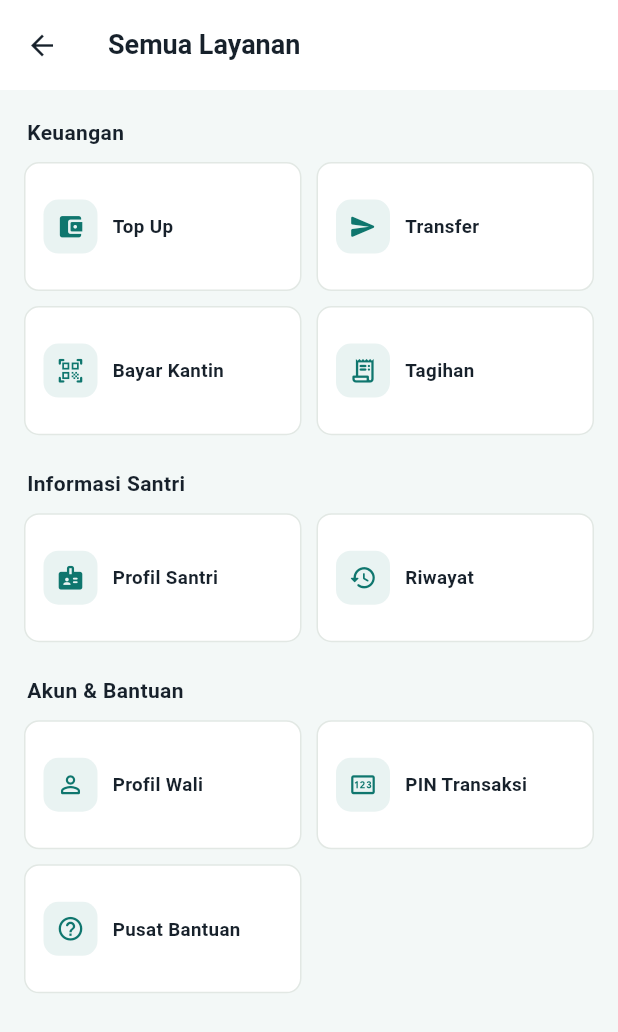
After one commit to aqidfahrihafin/mobilesistem-keuangan-v1, a Flutter app: the AllServicesScreen screen opened directly, on a phone screen of 412 x 824 dp. The commit adds this screen. Shown: the top 1032 px of the screen. Run offline on Flutter 3.47's test engine with Material 3 defaults, Android fonts, the phone set to English and light mode, and no system bars; our stand-ins replace firebase_core, firebase_messaging, flutter_local_notifications, flutter_secure_storage, local_auth, package_info_plus and 3 more; missing offline and left inert: gal, mobile_scanner; accounts and stored records are empty; network calls fail.

Commit message:
Polish wali service and payment flows

```diff
--- /dev/null
+++ b/lib/screens/all_services_screen.dart
@@ -0,0 +1,203 @@
+import 'package:flutter/material.dart';
+import 'package:provider/provider.dart';
+
+import '../providers/tab_index_provider.dart';
+import '../widgets/flat_card.dart';
+import 'faq_screen.dart';
+import 'pin_setup_screen.dart';
+import 'santri_profile_screen.dart';
+import 'scan_bayar_screen.dart';
+import 'topup_tab.dart';
+import 'transfer_saldo_screen.dart';
+
+const _bg = Color(0xFFF3F8F7);
+const _teal = Color(0xFF0F766E);
+
+class AllServicesScreen extends StatelessWidget {
+  const AllServicesScreen({super.key});
+
+  void _open(BuildContext context, Widget screen) {
+    Navigator.of(context).push(MaterialPageRoute(builder: (_) => screen));
+  }
+
+  void _goTab(BuildContext context, int index) {
+    context.read<TabIndexProvider>().go(index);
+    Navigator.of(context).pop();
+  }
+
+  @override
+  Widget build(BuildContext context) {
+    return Scaffold(
+      backgroundColor: _bg,
+      appBar: AppBar(
+        title: const Text('Semua Layanan'),
+        backgroundColor: Colors.white,
+        foregroundColor: const Color(0xFF17212B),
+        elevation: 0,
+      ),
+      body: SafeArea(
+        child: ListView(
+          padding: const EdgeInsets.fromLTRB(16, 18, 16, 28),
+          children: [
+            _ServiceSection(
+              title: 'Keuangan',
+              items: [
+                _ServiceItem(
+                  icon: Icons.account_balance_wallet_rounded,
+                  label: 'Top Up',
+                  onTap: () => _open(context, const TopupTab()),
+                ),
+                _ServiceItem(
+                  icon: Icons.send_rounded,
+                  label: 'Transfer',
+                  onTap: () => _open(context, const TransferSaldoScreen()),
+                ),
+                _ServiceItem(
+                  icon: Icons.qr_code_scanner_rounded,
+                  label: 'Bayar Kantin',
+                  onTap: () => _open(context, const ScanBayarScreen()),
+                ),
+                _ServiceItem(
+                  icon: Icons.receipt_long_rounded,
+                  label: 'Tagihan',
+                  onTap: () => _goTab(context, 1),
+                ),
+              ],
+            ),
+            const SizedBox(height: 22),
+            _ServiceSection(
+              title: 'Informasi Santri',
+              items: [
+                _ServiceItem(
+                  icon: Icons.badge_rounded,
+                  label: 'Profil Santri',
+                  onTap: () => _open(context, const SantriProfileScreen()),
+                ),
+                _ServiceItem(
+                  icon: Icons.history_rounded,
+                  label: 'Riwayat',
+                  onTap: () => _goTab(context, 2),
+                ),
+              ],
+            ),
+            const SizedBox(height: 22),
+            _ServiceSection(
+              title: 'Akun & Bantuan',
+              items: [
+                _ServiceItem(
+                  icon: Icons.person_outline_rounded,
+                  label: 'Profil Wali',
+                  onTap: () => _goTab(context, 3),
+                ),
+                _ServiceItem(
+                  icon: Icons.pin_outlined,
+                  label: 'PIN Transaksi',
+                  onTap: () => _open(context, const PinSetupScreen()),
+                ),
+                _ServiceItem(
+                  icon: Icons.help_outline_rounded,
+                  label: 'Pusat Bantuan',
+                  onTap: () => _open(context, const FaqScreen()),
+                ),
+              ],
+            ),
+          ],
+        ),
+      ),
+    );
+  }
+}
+
+class _ServiceSection extends StatelessWidget {
+  final String title;
+  final List<_ServiceItem> items;
+
+  const _ServiceSection({required this.title, required this.items});
+
+  @override
+  Widget build(BuildContext context) {
+    return Column(
+      crossAxisAlignment: CrossAxisAlignment.start,
+      children: [
+        Padding(
+          padding: const EdgeInsets.only(left: 2, bottom: 10),
+          child: Text(
+            title,
+            style: const TextStyle(
+              fontSize: 14,
+              fontWeight: FontWeight.w700,
+              color: Color(0xFF17212B),
+            ),
+          ),
+        ),
+        GridView.builder(
+          shrinkWrap: true,
+          physics: const NeverScrollableScrollPhysics(),
+          itemCount: items.length,
+          gridDelegate: const SliverGridDelegateWithFixedCrossAxisCount(
+            crossAxisCount: 2,
+            crossAxisSpacing: 10,
+            mainAxisSpacing: 10,
+            childAspectRatio: 2.15,
+          ),
+          itemBuilder: (context, index) => items[index],
+        ),
+      ],
+    );
+  }
+}
+
+class _ServiceItem extends StatelessWidget {
+  final IconData icon;
+  final String label;
+  final VoidCallback onTap;
+
+  const _ServiceItem({
+    required this.icon,
+    required this.label,
+    required this.onTap,
+  });
+
+  @override
+  Widget build(BuildContext context) {
+    return FlatCard(
+      padding: EdgeInsets.zero,
+      color: Colors.white,
+      child: InkWell(
+        onTap: onTap,
+        borderRadius: BorderRadius.circular(10),
+        child: Padding(
+          padding: const EdgeInsets.symmetric(horizontal: 12, vertical: 10),
+          child: Row(
+            children: [
+              Container(
+                width: 36,
+                height: 36,
+                decoration: BoxDecoration(
+                  color: _teal.withValues(alpha: 0.09),
+                  borderRadius: BorderRadius.circular(10),
+                ),
+                alignment: Alignment.center,
+                child: Icon(icon, color: _teal, size: 19),
+              ),
+              const SizedBox(width: 10),
+              Expanded(
+                child: Text(
+                  label,
+                  maxLines: 2,
+                  overflow: TextOverflow.ellipsis,
+                  style: const TextStyle(
+                    fontSize: 12.5,
+                    height: 1.2,
+                    fontWeight: FontWeight.w600,
+                    color: Color(0xFF17212B),
+                  ),
+                ),
+              ),
+            ],
+          ),
+        ),
+      ),
+    );
+  }
+}
--- a/pubspec.yaml
+++ b/pubspec.yaml
@@ -16,7 +16,7 @@ publish_to: 'none' # Remove this line if you wish to publish to pub.dev
 # https://developer.apple.com/library/archive/documentation/General/Reference/InfoPlistKeyReference/Articles/CoreFoundationKeys.html
 # In Windows, build-name is used as the major, minor, and patch parts
 # of the product and file versions while build-number is used as the build suffix.
-version: 1.1.3+5
+version: 1.1.4+6
 
 environment:
   sdk: ^3.8.1
```
Also changed, not shown: lib/screens/home_tab.dart (+11 -18 lines), lib/screens/laporan_tab.dart (+5 -13 lines), lib/screens/scan_bayar_screen.dart (+16 -1 lines), lib/screens/tagihan_tab.dart (+24 -1 lines), lib/screens/transaksi_detail_screen.dart (+26 -24 lines), lib/screens/transfer_saldo_screen.dart (+37 -63 lines), lib/widgets/active_filter_bar.dart (+6 -6 lines), lib/widgets/topup_result.dart (+15 -13 lines).
